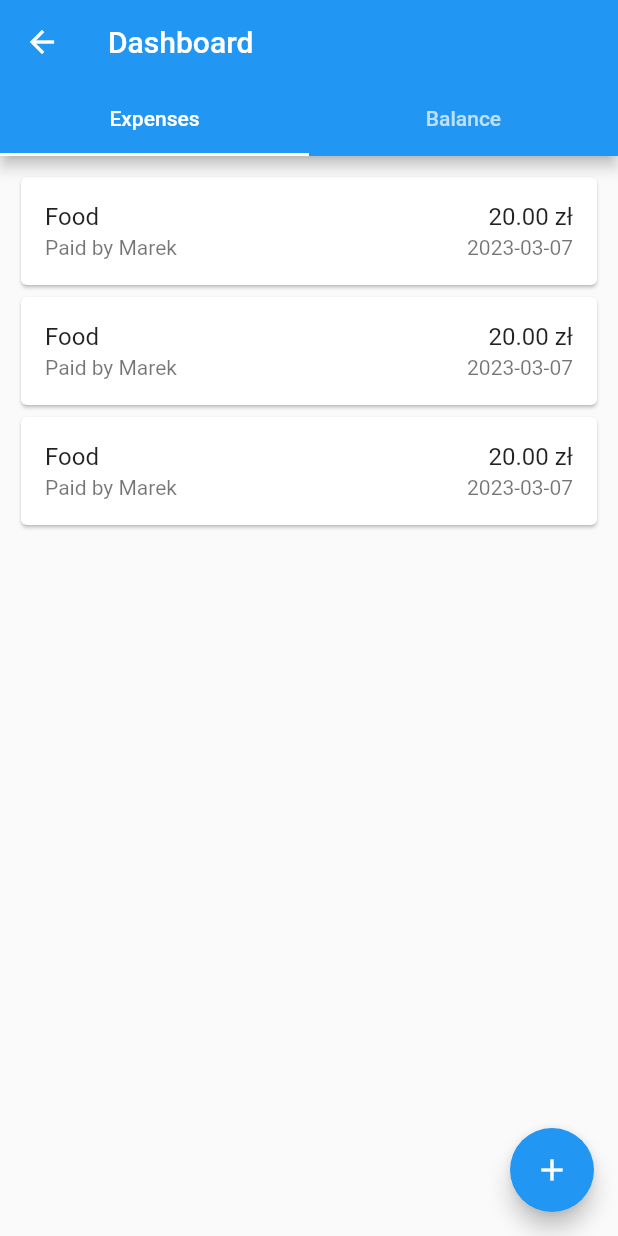
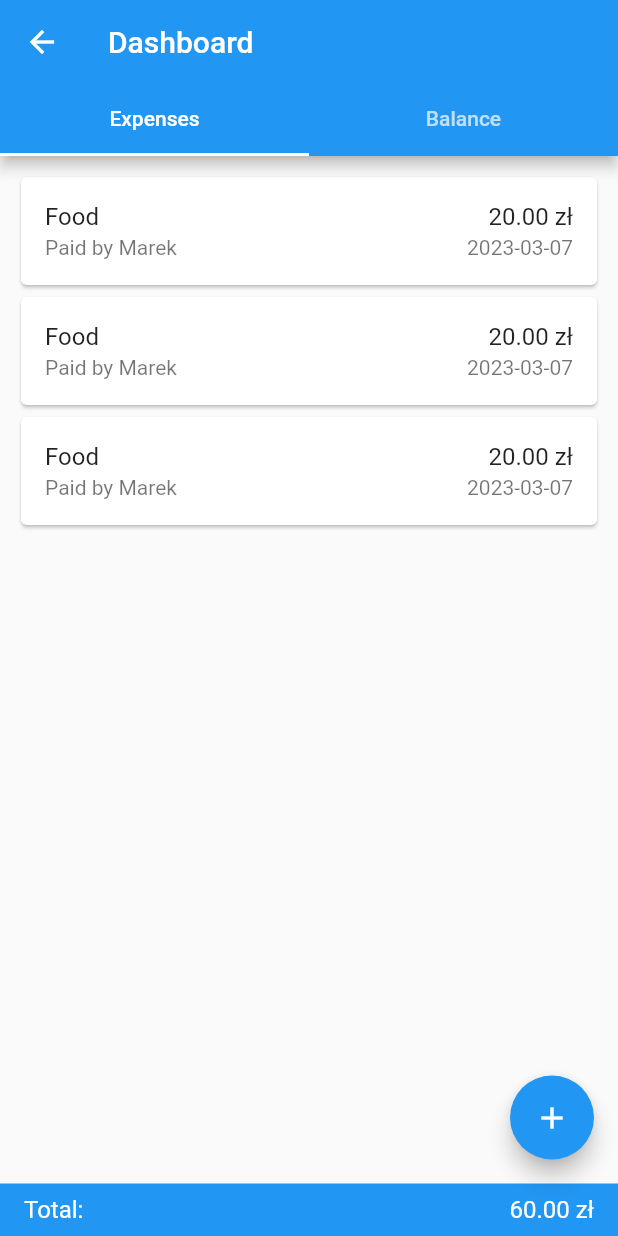
Before and after one commit to MarekD97/share-cost-app, a Flutter app: the screen it shows after launch, after a tap on the "add" icon, after a tap on "Family", on a phone screen of 412 x 824 dp. Run offline on Flutter 3.47's test engine with Material 2 defaults, Android fonts, the phone set to English and light mode, and no system bars; our stand-ins replace cloud_firestore, currency_text_input_formatter, firebase_core; accounts and stored records are empty.

Commit message:
Add bottom bar in the group view

```diff
--- a/lib/views/groups/group_view.dart
+++ b/lib/views/groups/group_view.dart
@@ -13,14 +13,10 @@ class GroupView extends StatefulWidget {
 }
 
 class _GroupViewState extends State<GroupView> {
-
   @override
   Widget build(BuildContext context) {
-    final groupId = (ModalRoute
-        .of(context)!
-        .settings
-        .arguments
-    as Map<String, dynamic>)['id'];
+    final groupId = (ModalRoute.of(context)!.settings.arguments
+        as Map<String, dynamic>)['id'];
 
     void navigateToCreateExpenseView() {
       Navigator.pushNamed(context, Routes.createExpense,
@@ -50,7 +46,7 @@ class _GroupViewState extends State<GroupView> {
                           ExpenseCard(expense: group.expenses[index]),
                       itemCount: group.expenses.length,
                       padding:
-                      const EdgeInsets.fromLTRB(10.0, 10.0, 10.0, 60.0),
+                          const EdgeInsets.fromLTRB(10.0, 10.0, 10.0, 60.0),
                     );
                   }
                   return const Center(child: CircularProgressIndicator());
@@ -71,7 +67,7 @@ class _GroupViewState extends State<GroupView> {
                     }),
                 const Padding(
                   padding:
-                  EdgeInsets.symmetric(vertical: 20.0, horizontal: 10.0),
+                      EdgeInsets.symmetric(vertical: 20.0, horizontal: 10.0),
                   child: Text(
                     'How to split the expenses?',
                     style: TextStyle(fontSize: 16.0),
@@ -81,6 +77,34 @@ class _GroupViewState extends State<GroupView> {
             ),
           ],
         ),
+        bottomNavigationBar: Container(
+          padding: const EdgeInsets.symmetric(horizontal: 16.0, vertical: 8.0),
+          color: Theme.of(context).primaryColor,
+          child: Row(
+            mainAxisAlignment: MainAxisAlignment.spaceBetween,
+            children: [
+              const Text('Total:',
+                  style: TextStyle(color: Colors.white, fontSize: 16.0)),
+              StreamBuilder(
+                stream: CloudFirebaseService.getGroupById(groupId),
+                builder: (context, snapshot) {
+                  if (snapshot.hasData) {
+                    Group group = Group.fromJson(
+                        snapshot.data!.docs[0].data() as Map<String, dynamic>);
+                    num totalAmount = group.expenses.fold(
+                        0.0,
+                        (previousValue, element) =>
+                            previousValue + element.amountSpent);
+                    return Text('${totalAmount.toStringAsFixed(2)} zł',
+                        style: const TextStyle(
+                            color: Colors.white, fontSize: 16.0));
+                  }
+                  return const Center(child: CircularProgressIndicator());
+                },
+              ),
+            ],
+          ),
+        ),
         floatingActionButton: FloatingActionButton(
             onPressed: navigateToCreateExpenseView,
             tooltip: 'Add an expense',
```
